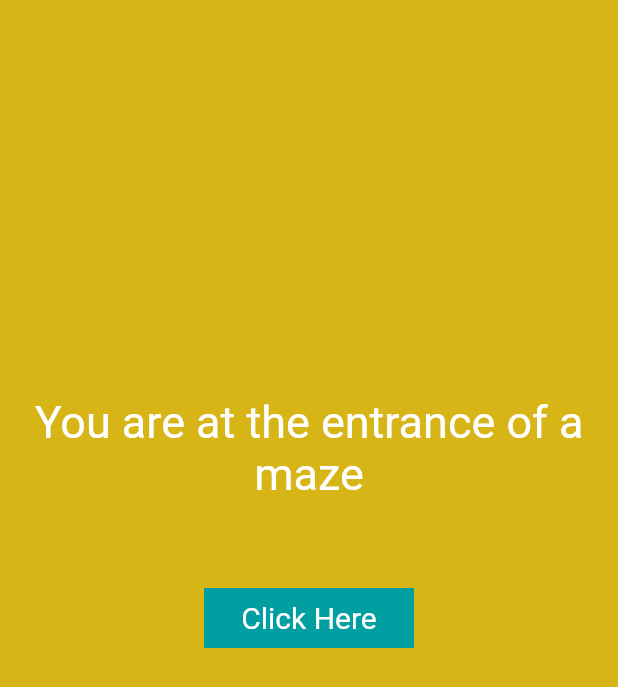
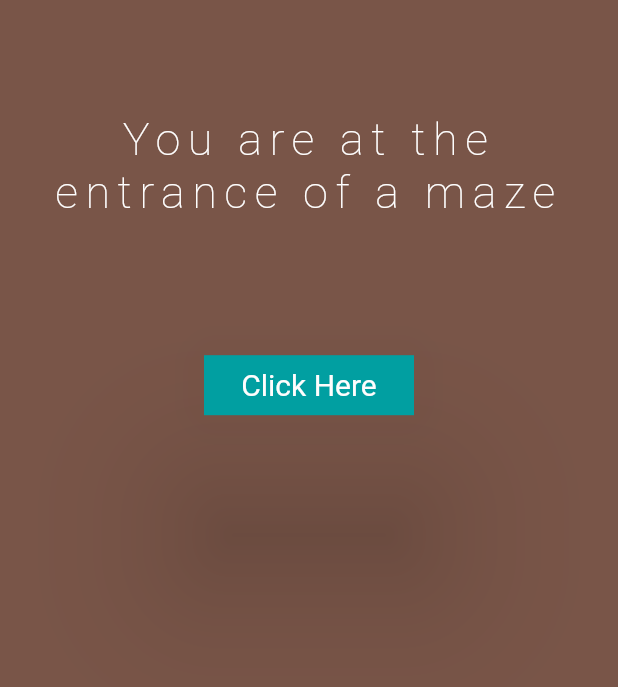
Before and after one commit to RhysRoo/UniFlutterProject, a Flutter app: the screen it shows after launch, on a phone screen of 412 x 824 dp. Shown: the top 687 px of the screen. Run offline on Flutter 3.47's test engine with Material 2 defaults, Android fonts, the phone set to English and light mode, and no system bars.

Commit message:
v1 after changing fonts and positioning

```diff
--- a/lib/main.dart
+++ b/lib/main.dart
@@ -80,7 +80,7 @@ class MyFlutterState extends State<MyFlutterApp> {
   @override
   Widget build(BuildContext context) {
     return Scaffold(
-      backgroundColor: Color(0xffd7b516),
+      backgroundColor: Colors.brown,
       body: Align(
         alignment: Alignment.center,
         child: SizedBox(
@@ -90,13 +90,13 @@ class MyFlutterState extends State<MyFlutterApp> {
             alignment: Alignment.topLeft,
             children: [
               Align(
-                alignment: const Alignment(0.0, 0.0),
+                alignment: const Alignment(0.0, -0.4),
                 child: MaterialButton(
                   onPressed: () {
                     buttonHandler();
                   },
                   color: const Color(0xff019fa1),
-                  elevation: 0,
+                  elevation: 50,
                   shape: const RoundedRectangleBorder(
                     borderRadius: BorderRadius.zero,
                   ),
@@ -116,15 +116,16 @@ class MyFlutterState extends State<MyFlutterApp> {
                 ),
               ),
               Align(
-                alignment: const Alignment(0.0, -0.3),
+                alignment: const Alignment(0.0, -0.8),
                 child: Text(
                   description,
                   textAlign: TextAlign.center,
                   overflow: TextOverflow.clip,
                   style: const TextStyle(
-                    fontWeight: FontWeight.w400,
+                    fontWeight: FontWeight.w200,
                     fontStyle: FontStyle.normal,
                     fontSize: 30,
+                    letterSpacing: 5,
                     color: Color(0xffffffff),
                   ),
                 ),
```
